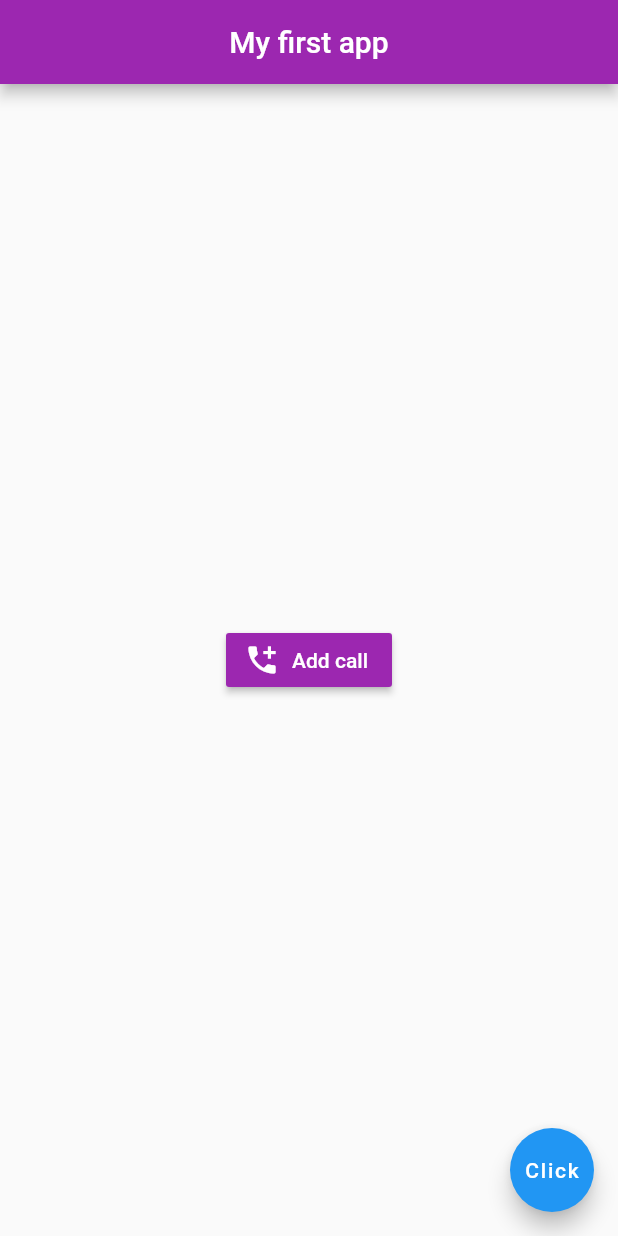
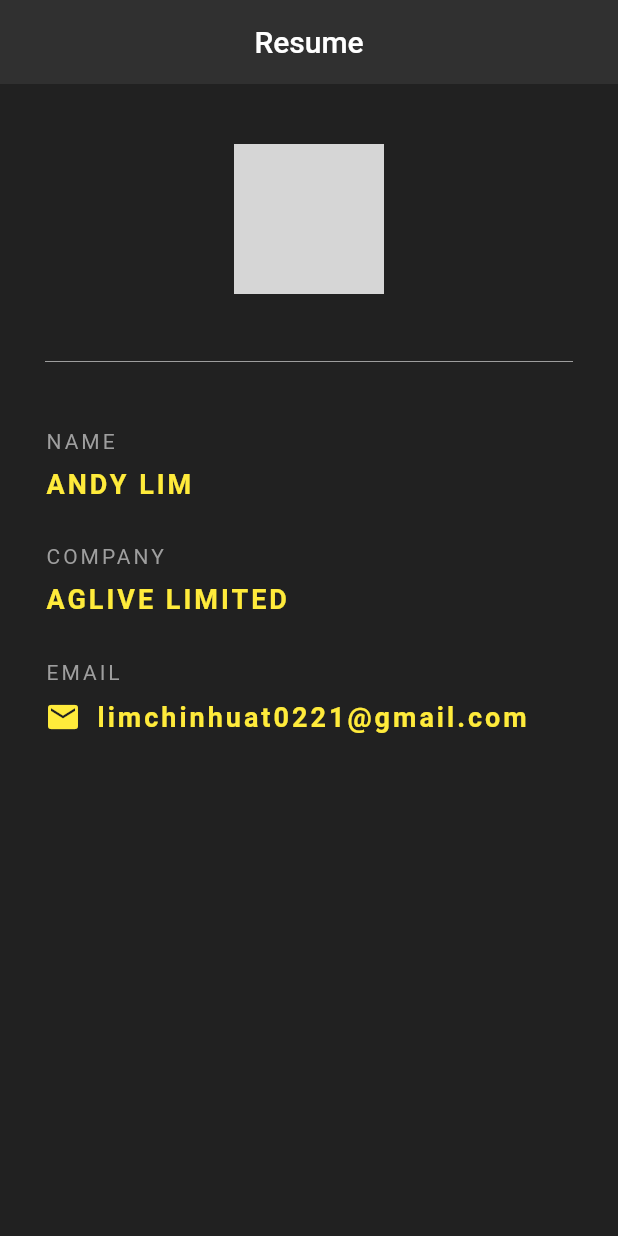
Before and after one commit to andylim0221/flutter-app, a Flutter app: the screen it shows after launch, on a phone screen of 412 x 824 dp. Run offline on Flutter 3.47's test engine with Material 2 defaults, Android fonts, the phone set to English and light mode, and no system bars; network calls fail; grey boxes are pictures that could not be loaded.

Commit message:
Built one simple resume page

```diff
--- a/lib/main.dart
+++ b/lib/main.dart
@@ -1,3 +1,4 @@
+import 'package:flutter/cupertino.dart';
 import 'package:flutter/material.dart';
 
 void main() => runApp(MaterialApp(
@@ -8,25 +9,74 @@ class Test extends StatelessWidget {
   @override
   Widget build(BuildContext context) {
     return Scaffold(
+      backgroundColor: Colors.grey[900],
       appBar: AppBar(
-        title:Text('My first app',style: TextStyle(color: Colors.white),),
+        title:Text('Resume',style: TextStyle(color: Colors.white),),
         centerTitle: true,
-        backgroundColor: Colors.purple,
+        backgroundColor: Colors.grey[850],
+        elevation: 0.0,
       ),
-      body: Center(
-        child: RaisedButton.icon(
-          onPressed: (){print('Hello');},
-          icon:Icon(
-            Icons.add_call,
-            color: Colors.white,
-          ),
-          label:Text('Add call',style: TextStyle(color: Colors.white)),
-          color: Colors.purple,
+      body: Padding(
+        padding: EdgeInsets.fromLTRB(30.0, 40.0, 30.0, 0.0),
+        child:Column(
+          crossAxisAlignment: CrossAxisAlignment.start,
+          children: <Widget>[
+            Center(
+              child: CircleAvatar(
+                backgroundImage: NetworkImage('https://image.shutterstock.com/image-photo/portrait-surprised-beautifully-cat-on-260nw-1604783341.jpg'),
+                radius: 50.0,
+              )
+            ),
+            Divider(
+              height:90.0,
+              color: Colors.grey,
+            ),
+            Text('NAME', style: TextStyle(
+                color:Colors.grey,
+                letterSpacing: 2.0
+            ),),
+            SizedBox(height: 10,),
+            Text('ANDY LIM', style: TextStyle(
+                color:Colors.yellow,
+                letterSpacing: 2.0,
+                fontSize: 18,
+                fontWeight: FontWeight.bold
+            ),),
+            SizedBox(height: 30,),
+            Text('COMPANY', style: TextStyle(
+                color:Colors.grey,
+                letterSpacing: 2.0
+            ),),
+            SizedBox(height: 10,),
+            Text('AGLIVE LIMITED', style: TextStyle(
+                color:Colors.yellow,
+                letterSpacing: 2.0,
+                fontSize: 18,
+                fontWeight: FontWeight.bold
+            ),),
+            SizedBox(height:30),
+            Text('EMAIL', style: TextStyle(
+                color:Colors.grey,
+                letterSpacing: 2.0
+            ),),
+            SizedBox(height:10),
+            Row(
+              children: <Widget>[
+                Icon(
+                  Icons.mail,
+                  color:Colors.yellow,
+                ),
+                SizedBox(width:10),
+                Text('limchinhuat0221@gmail.com', style: TextStyle(
+                    color:Colors.yellow,
+                    letterSpacing: 2.0,
+                    fontSize: 18,
+                    fontWeight: FontWeight.bold
+                ),),
+              ],
+            )
+          ],
         )
-        ),
-      floatingActionButton: FloatingActionButton(
-        child:Text('Click'),
-        onPressed: (){print('Hello');},
       ),
     );
   }
```
